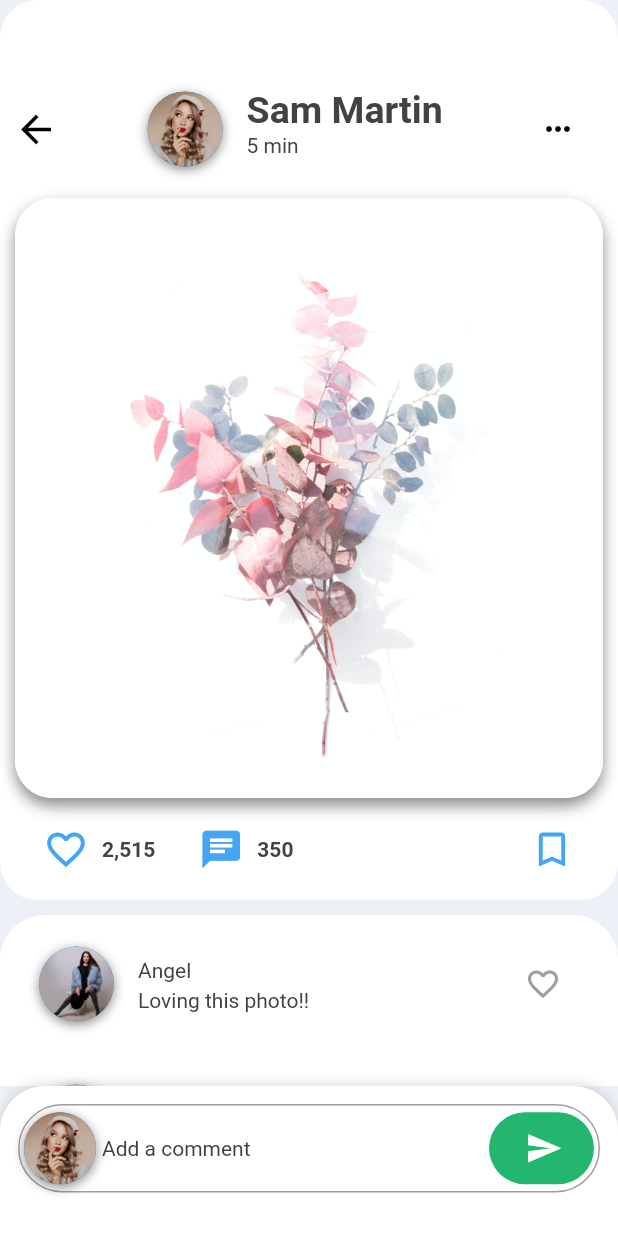
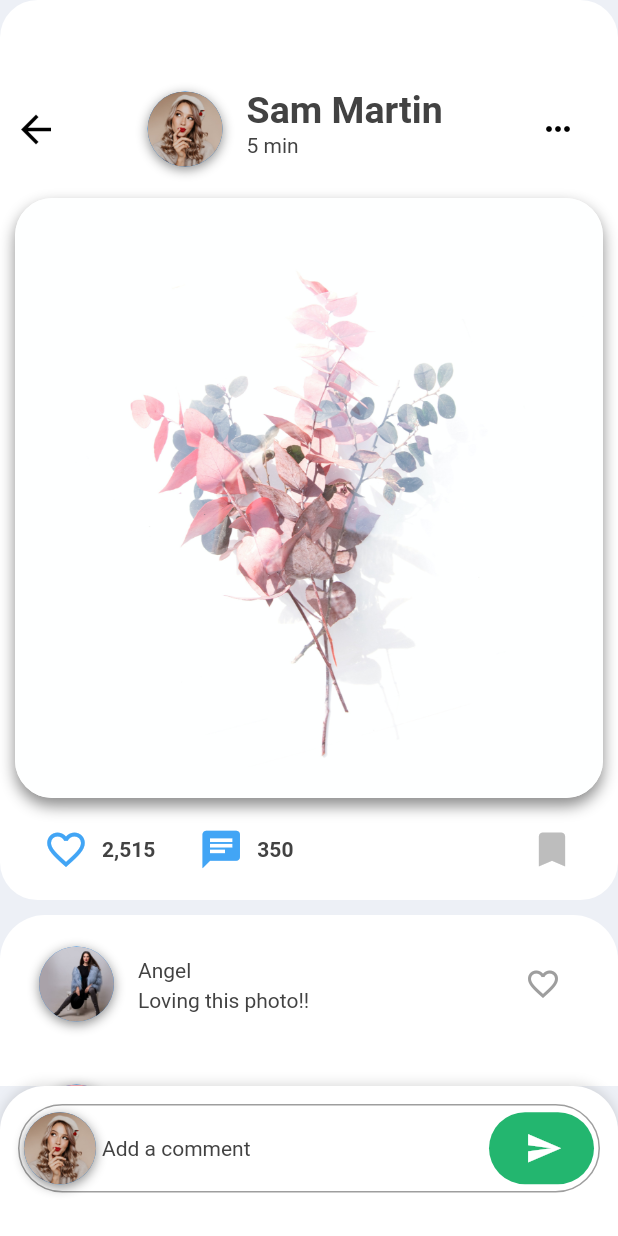
Before and after one commit to Safaanam/flutter_insta, a Flutter app: the screen it shows after launch, after a tap on the "chat" icon, on a phone screen of 412 x 824 dp. Run offline on Flutter 3.47's test engine with Material 2 defaults, Android fonts, the phone set to English and light mode, and no system bars; our stand-ins replace image_picker; network calls fail.

Commit message:
save button animation

```diff
--- /dev/null
+++ b/lib/models/save.dart
@@ -0,0 +1,68 @@
+import 'package:flutter/material.dart';
+
+class Save extends StatefulWidget {
+  @override
+  _SaveState createState() => _SaveState();
+}
+
+class _SaveState extends State<Save> with SingleTickerProviderStateMixin {
+  bool isSave = false;
+  AnimationController _controller;
+  Animation<Color> _colorAnimation;
+
+  @override
+  void initState() {
+    super.initState();
+
+    _controller = AnimationController(
+      duration: Duration(milliseconds: 200),
+      vsync: this,
+    );
+
+    _colorAnimation = ColorTween(begin: Colors.grey[400], end: Colors.green[600]).animate(_controller);
+
+    _controller.addListener(() {
+      // print(_controller.value);
+      // print(_colorAnimation.value);
+    });
+
+    _controller.addStatusListener((status) {
+      if (status == AnimationStatus.completed) {
+        setState(() {
+          isSave = true;
+        });
+      }
+      if (status == AnimationStatus.dismissed) {
+        setState(() {
+          isSave = false;
+        });
+      }
+    });
+  }
+
+  // dismiss the animation when widget exits screen
+  @override
+  void dispose() {
+    super.dispose();
+    _controller.dispose();
+  }
+
+  @override
+  Widget build(BuildContext context) {
+    return AnimatedBuilder(
+        animation: _controller,
+        builder: (BuildContext context, _){
+          return IconButton(
+            icon: Icon(
+              Icons.bookmark,
+              color: _colorAnimation.value,
+              size: 30,
+            ),
+            onPressed: () {
+              isSave ? _controller.reverse() : _controller.forward();
+            },
+          );
+        }
+    );
+  }
+}
--- a/lib/screens/feed.dart
+++ b/lib/screens/feed.dart
@@ -74,7 +74,7 @@ class _FeedScreenState extends State<FeedScreen> {
                   ),
                   InkWell(
                     onDoubleTap: () => print('Like post'),
-                    /*onTap: () {
+                    onTap: () {
                       Navigator.push(
                         context,
                         MaterialPageRoute(
@@ -83,7 +83,7 @@ class _FeedScreenState extends State<FeedScreen> {
                           ),
                         ),
                       );
-                    }, */
+                    },
                     child: Container(
                       margin: EdgeInsets.all(10.0),
                       width: double.infinity,
--- a/lib/screens/view_post_screen.dart
+++ b/lib/screens/view_post_screen.dart
@@ -1,6 +1,7 @@
 import 'package:flutter/material.dart';
 import 'package:flutter_insta/models/comment_model.dart';
 import 'package:flutter_insta/models/post_model.dart';
+import 'package:flutter_insta/models/save.dart';
 
 class ViewPostScreen extends StatefulWidget {
   final Post post;
@@ -198,11 +199,12 @@ class _ViewPostScreenState extends State<ViewPostScreen> {
                                   ),
                                 ],
                               ),
-                              IconButton(
+                             Save(),
+                             /* IconButton(
                                 icon: Icon(Icons.bookmark_border),
                                 iconSize: 30.0,
                                 onPressed: () => print('Save post'),
-                              ),
+                              ), */
                             ],
                           ),
                         ),
```
